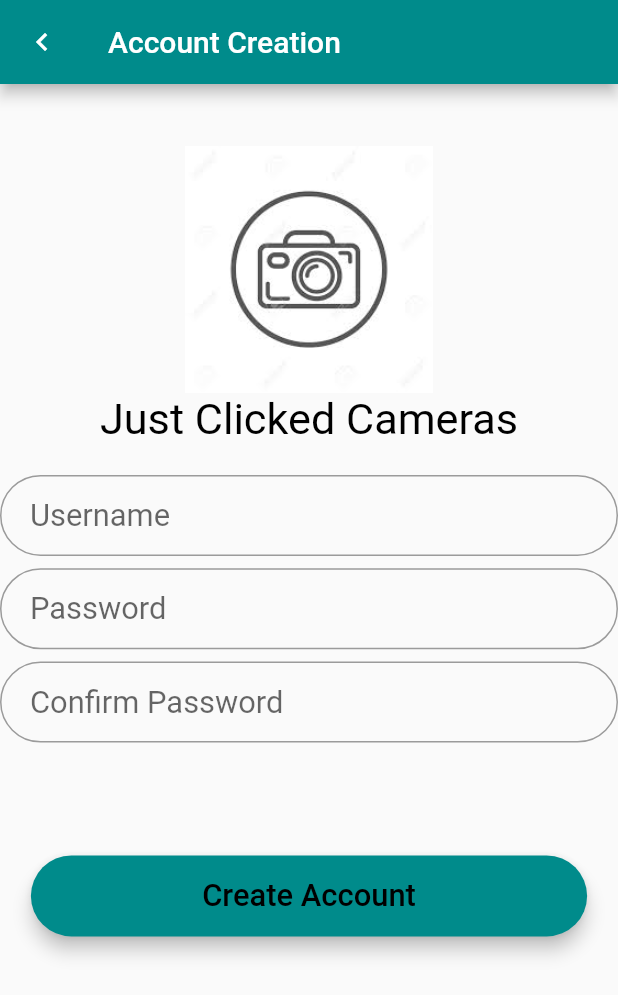
After one commit to GinaGuidotti/SE330-Project1-Sp20, a Flutter app: the AccountCreationPage screen opened directly, on a phone screen of 412 x 824 dp. The commit adds this screen. Shown: the top 995 px of the screen. Run offline on Flutter 3.47's test engine with Material 2 defaults, Android fonts, the phone set to English and light mode, and no system bars; our stand-ins replace bloc, equatable, flutter_icons, flutter_secure_storage; accounts and stored records are empty.

Commit message:
All Gina's tasks are done

```diff
--- a/se330_project1/lib/model/CartItems.dart
+++ b/se330_project1/lib/model/CartItems.dart
@@ -14,7 +14,9 @@ class CartListHome extends StatelessWidget {
     return MaterialApp(
       debugShowCheckedModeBanner: false,
       home: Scaffold(
-        body: cartEmpty ? null : CartListBody(),
+        body: cartEmpty ?
+        Text('\n\nYour cart is feeling sad because it\'s empty. \nPlease cheer it up! :)', style: TextStyle(fontSize: MediaQuery.of(context).size.width*0.07, color: Colors.black), textAlign: TextAlign.center,)
+        : CartListBody(),
       ),
     );
   }
--- /dev/null
+++ b/se330_project1/lib/screens/AccountCreation.dart
@@ -0,0 +1,170 @@
+import 'package:flutter/material.dart';
+import 'package:se330_project1/globalvariables.dart';
+//import 'package:flutter_bloc/flutter_bloc.dart';
+//import 'dart:convert';
+import 'package:se330_project1/screens/home.dart';
+//import 'package:se330_project1/navigation/custom_navigation_drawer.dart';
+import 'package:se330_project1/model/CameraList.dart';
+import 'package:se330_project1/model/CartItems.dart';
+import 'package:se330_project1/main.dart';
+
+class AccountCreation extends StatelessWidget{
+
+  @override
+  Widget build( BuildContext context){
+
+    return MaterialApp(
+      debugShowCheckedModeBanner: false,
+      title: 'Just Clicked Cameras Main UI',
+          theme: ThemeData(
+            primarySwatch: Colors.blue,
+            primaryColor: DarkCyan,
+          ),
+      home: AccountCreationPage(),
+      );
+  }
+}
+
+class AccountCreationPage extends StatelessWidget{
+  String username, password, confirmPassword;
+
+  Future navigateToHome(context) async {
+    Navigator.push(context, MaterialPageRoute(builder: (context) => HomePage()));
+  }
+
+  Future naaviageToLogin(context) async {
+    //Navigator.pop(context);
+    Navigator.push(context, MaterialPageRoute(builder: (context) => MyApp()));
+  }
+
+
+  @override
+  Widget build(BuildContext context){
+
+   double screenWidth = MediaQuery.of(context).size.width;
+   double screenHeight = MediaQuery.of(context).size.height;
+   TextStyle style = TextStyle(fontSize: screenWidth*0.05, color: Colors.black);
+   TextStyle bigStyle = TextStyle(fontSize: screenWidth*0.07, color: Colors.black);
+    bool passwordsDoNotMatch = false;
+
+    checkPasswordStatus(){
+      if(password != confirmPassword){
+        passwordsDoNotMatch = true;
+      }else{
+        passwordsDoNotMatch = false;
+      }
+    }
+
+    final userNameField = TextField(
+      onChanged: (String value){
+        username = value;
+      },
+      obscureText: false,
+      style: style,
+      decoration: InputDecoration(
+        contentPadding: EdgeInsets.fromLTRB(20.0, 15.0, 20.0, 15.0),
+        hintText: "Username",
+        border:
+          OutlineInputBorder(borderRadius: BorderRadius.circular(32.0))),
+    );
+
+    final passWordField = TextField(
+      onChanged: (String value){
+        password = value;
+      },
+      obscureText: true,
+      style: style,
+      decoration: InputDecoration(
+        contentPadding: EdgeInsets.fromLTRB(20.0, 15.0, 20.0, 15.0),
+        hintText: "Password",
+        border:
+          OutlineInputBorder(borderRadius: BorderRadius.circular(32.0))),
+    );
+
+    final recheckPassword = TextField(
+      onChanged: (String value){
+        confirmPassword = value;
+      },
+      obscureText: true,
+      style: style,
+      decoration: InputDecoration(
+        contentPadding: EdgeInsets.fromLTRB(20.0, 15.0, 20.0, 15.0),
+        hintText: "Confirm Password",
+        border:
+          OutlineInputBorder(borderRadius: BorderRadius.circular(32.0))),
+    );
+
+
+    final createAccountButton = Material(
+      elevation: 5.0,
+      borderRadius: BorderRadius.circular(30.0),
+      color: DarkCyan,
+      child: MaterialButton(
+        minWidth: MediaQuery.of(context).size.width*0.9,
+        padding: EdgeInsets.fromLTRB(20.0, 15.0, 20.0, 15.0),
+        onPressed: () {
+
+          checkPasswordStatus();
+          if(passwordsDoNotMatch == false){
+            navigateToHome(context);
+          }else{
+            (context as Element).markNeedsBuild();
+          }
+
+        },
+        child: Text('Create Account', style: style, textAlign: TextAlign.center,)
+      ),
+    );
+
+    String _PasswordStatus(bool theStatus){
+      if(theStatus == false){ //no Login Errors in sight
+        return(' ');
+      }else{
+        return('Error: Username or Password is incorrect');
+      }
+    }
+
+
+    final PasswordStatus = Text(
+      _PasswordStatus(passwordsDoNotMatch),
+      style: bigStyle,
+      textAlign: TextAlign.center,
+    );
+
+    return Scaffold(
+      appBar: AppBar(
+        leading: IconButton(
+          icon: Icon(Icons.chevron_left),
+          onPressed: (){
+            //navigateToLogin(context);
+
+          }
+          ),
+        title: Text('Account Creation'),
+      ),
+      //drawer: CollapsingNavigationDrawer(),
+      body: Column(
+        children: <Widget>[
+          SizedBox(height: screenWidth*0.10,),
+          SizedBox(height: screenHeight*0.2, child: Image.asset('assets/JCClogo.jpg')),
+          Text('Just Clicked Cameras', style: bigStyle),
+          SizedBox(height: screenWidth*0.05,),
+          userNameField,
+          SizedBox(height: screenWidth*0.02,),
+          passWordField,
+          SizedBox(height: screenWidth*0.02,),
+          recheckPassword,
+          SizedBox(height: screenWidth*0.05,),
+          (PasswordStatus),
+          // Divider(thickness: 2.0, color: DarkCyan, height: 20),
+          SizedBox(height: screenWidth*0.05,),
+          createAccountButton
+
+
+        ],
+      ),
+
+    );
+  }
+
+}
--- a/se330_project1/lib/screens/Favorites.dart
+++ b/se330_project1/lib/screens/Favorites.dart
@@ -22,7 +22,7 @@ class _FavoritesPageState extends State<Favorites>{
           title: Row(
             mainAxisAlignment: MainAxisAlignment.spaceEvenly,
             children: <Widget>[
-              Text('Your Favorites'),
+              Text('Your Favorites', textAlign: TextAlign.center,),
               IconButton(
                 icon: Icon(Icons.search),
                 onPressed: (){
@@ -135,31 +135,3 @@ class FavoriteCameraItemBody extends StatelessWidget {
 
   }
 }
-
-class Cameras{
-  String brand = "";
-  String model = "";
-  double price = 0;
-  String assetPath = "";
-  String cameraInfo = "";
-
-  bool favorite = false;
-  bool saved = false;
-  String review;
-
-  Cameras(String b, String m, double p, String ap, String cInfo){
-    brand = b;
-    model = m;
-    price = p;
-    assetPath = ap;
-    cameraInfo = cInfo;
-  }
-
-  void clickedFavoriteButton(){
-    favorite = !favorite;
-  }
-
-  void clickedSavedButton(){
-    saved = !saved;
-  }
-}
--- a/se330_project1/lib/screens/Saved.dart
+++ b/se330_project1/lib/screens/Saved.dart
@@ -22,7 +22,7 @@ class _SavedPageState extends State<Saved>{
           title: Row(
             mainAxisAlignment: MainAxisAlignment.spaceEvenly,
             children: <Widget>[
-              Text('Your Saved'),
+              Text('Your Saved', textAlign: TextAlign.center,),
               IconButton(
                 icon: Icon(Icons.search),
                 onPressed: (){
@@ -135,31 +135,3 @@ class SavedCameraItemBody extends StatelessWidget {
 
   }
 }
-
-class Cameras{
-  String brand = "";
-  String model = "";
-  double price = 0;
-  String assetPath = "";
-  String cameraInfo = "";
-
-  bool favorite = false;
-  bool saved = false;
-  String review;
-
-  Cameras(String b, String m, double p, String ap, String cInfo){
-    brand = b;
-    model = m;
-    price = p;
-    assetPath = ap;
-    cameraInfo = cInfo;
-  }
-
-  void clickedFavoriteButton(){
-    favorite = !favorite;
-  }
-
-  void clickedSavedButton(){
-    saved = !saved;
-  }
-}
```
Also changed, not shown: se330_project1/lib/main.dart (+21 -24 lines), se330_project1/lib/model/CameraList.dart (+3 -4 lines), se330_project1/lib/screens/cameraItemView.dart (+4 -9 lines), 1 other file.
